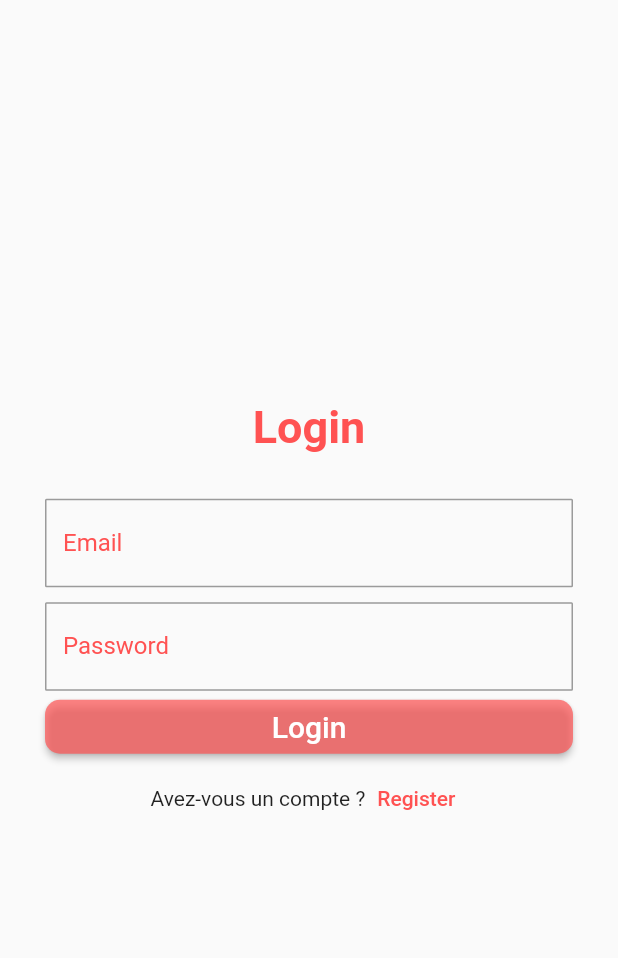
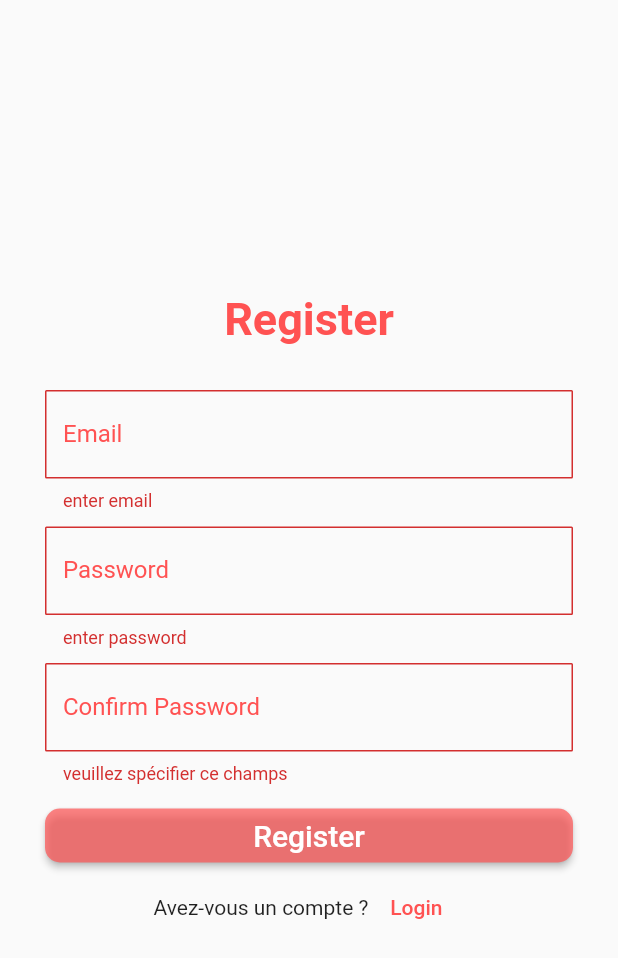
Before and after one commit to Thibaud-LAMON/flutter-CRUD-articles, a Flutter app: the screen it shows after launch, after a tap on "Register", on a phone screen of 412 x 824 dp. Shown: the top 958 px of the screen. Run offline on Flutter 3.47's test engine with Material 2 defaults, Android fonts, the phone set to English and light mode, and no system bars.

Commit message:
design register page

```diff
--- a/lib/screen/authentication/login.dart
+++ b/lib/screen/authentication/login.dart
@@ -2,8 +2,10 @@ import 'package:article/widgets/customTextField.dart';
 import 'package:flutter/material.dart';
 
 class Login extends StatefulWidget {
-  const Login({super.key});
-
+  //const Login({super.key});
+  //final Function visible;
+  final VoidCallback? visible; //
+  Login(this.visible);
   @override
   State<Login> createState() => _LoginState();
 }
@@ -18,13 +20,18 @@ class _LoginState extends State<Login> {
       placeholder: "*****",
       ispass: true
   );
+  final _key = GlobalKey<FormState>();
   @override
   Widget build(BuildContext context) {
+    emailText.err = "enter email";
+    passText.err = "enter password";
     return Scaffold(
       body: Center(
         child: SingleChildScrollView(
           child: Container(
             padding: EdgeInsets.all(30),
+            child: Form(
+              key: _key,
               child: Column(
                 crossAxisAlignment: CrossAxisAlignment.stretch,
                 children: [
@@ -33,7 +40,13 @@ class _LoginState extends State<Login> {
                   emailText.textformfield(),
                   SizedBox(height: 10,),
                   passText.textformfield(),
-                ElevatedButton(onPressed: (){},
+                  SizedBox(height: 10,),
+                  ElevatedButton(onPressed: (){
+                    if(_key.currentState!.validate()){
+                      print(emailText.value);
+                      print("ok");
+                    }
+                  },
                     child: Text("Login", style: TextStyle(color: Colors.white, fontSize: 20),),
                     style: ElevatedButton.styleFrom(
                         backgroundColor: Colors.redAccent.withOpacity(.7),
@@ -47,18 +60,17 @@ class _LoginState extends State<Login> {
                     children: [
                       Text("Avez-vous un compte ?"),
                       TextButton(
-                        onPressed: () {},
+                          onPressed: widget.visible,
                           child: (Text("Register", style: TextStyle(color: Colors.redAccent),))
                       )
                     ],
                   )
                 ],
               ),
+            )
           ),
         ),
       ),
     );
   }
 }
-
-//reprendre à 16:15
--- a/lib/screen/authentication/register.dart
+++ b/lib/screen/authentication/register.dart
@@ -0,0 +1,83 @@
+import 'package:article/widgets/customTextField.dart';
+import 'package:flutter/material.dart';
+
+class Register extends StatefulWidget {
+  //const Register({super.key});
+  final VoidCallback? visible;
+  Register(this.visible);
+
+  @override
+  State<Register> createState() => _RegisterState();
+}
+
+class _RegisterState extends State<Register> {
+  CustomTextField emailText = new CustomTextField(
+      title: "Email",
+      placeholder: "Enter email"
+  );
+  CustomTextField passText = new CustomTextField(
+      title: "Password",
+      placeholder: "*****",
+      ispass: true
+  );
+  CustomTextField confirmPassText = new CustomTextField(
+      title: "Confirm Password",
+      placeholder: "*****",
+      ispass: true
+  );
+  final _key = GlobalKey<FormState>();
+  @override
+  Widget build(BuildContext context) {
+    emailText.err = "enter email";
+    passText.err = "enter password";
+    return Scaffold(
+      body: Center(
+        child: SingleChildScrollView(
+          child: Container(
+              padding: EdgeInsets.all(30),
+              child: Form(
+                key: _key,
+                child: Column(
+                  crossAxisAlignment: CrossAxisAlignment.stretch,
+                  children: [
+                    Text("Register", textAlign : TextAlign.center, style: TextStyle(fontSize: 30, fontWeight: FontWeight.bold, color: Colors.redAccent),),
+                    SizedBox(height: 30,),
+                    emailText.textformfield(),
+                    SizedBox(height: 10,),
+                    passText.textformfield(),
+                    SizedBox(height: 10,),
+                    confirmPassText.textformfield(),
+                    SizedBox(height: 10,),
+                    ElevatedButton(onPressed: (){
+                      if(_key.currentState!.validate()){
+                        print(emailText.value);
+                        print("ok");
+                      }
+                    },
+                      child: Text("Register", style: TextStyle(color: Colors.white, fontSize: 20),),
+                      style: ElevatedButton.styleFrom(
+                          backgroundColor: Colors.redAccent.withOpacity(.7),
+                          shape: RoundedRectangleBorder(
+                              borderRadius: BorderRadius.circular(10)
+                          )
+                      ),
+                    ),
+                    Row(
+                      mainAxisAlignment: MainAxisAlignment.center,
+                      children: [
+                        Text("Avez-vous un compte ?"),
+                        TextButton(
+                            onPressed: widget.visible,
+                            child: (Text("Login", style: TextStyle(color: Colors.redAccent),))
+                        )
+                      ],
+                    )
+                  ],
+                ),
+              )
+          ),
+        ),
+      ),
+    );
+  }
+}
--- a/lib/screen/homePage.dart
+++ b/lib/screen/homePage.dart
@@ -1,4 +1,5 @@
 import 'package:article/screen/authentication/login.dart';
+import 'package:article/screen/authentication/register.dart';
 import 'package:flutter/material.dart';
 
 class HomePage extends StatefulWidget {
@@ -9,8 +10,14 @@ class HomePage extends StatefulWidget {
 }
 
 class _HomePageState extends State<HomePage> {
+  bool visible = false;
+  toggle(){
+    setState(() {
+      visible = !visible;
+    });
+  }
   @override
   Widget build(BuildContext context) {
-    return Login();
+    return visible? Login(toggle):Register(toggle);
   }
 }
--- a/lib/widgets/customTextField.dart
+++ b/lib/widgets/customTextField.dart
@@ -6,7 +6,7 @@ class CustomTextField {
   final bool ispass;
   String err;
   String _value=""; //accessible uniquement dans la classe
-  CustomTextField({this.title="", this.placeholder="", this.ispass=false, this.err=""});
+  CustomTextField({this.title="", this.placeholder="", this.ispass=false, this.err="veuillez spécifier ce champs"});
   TextFormField textformfield(){
     return TextFormField(
       onChanged: (e){
@@ -29,4 +29,8 @@ class CustomTextField {
       ),
     );
   }
+
+  String get value{
+    return _value;
+  }
 }
```
Lines whose indentation alone changed are shown as unchanged.
